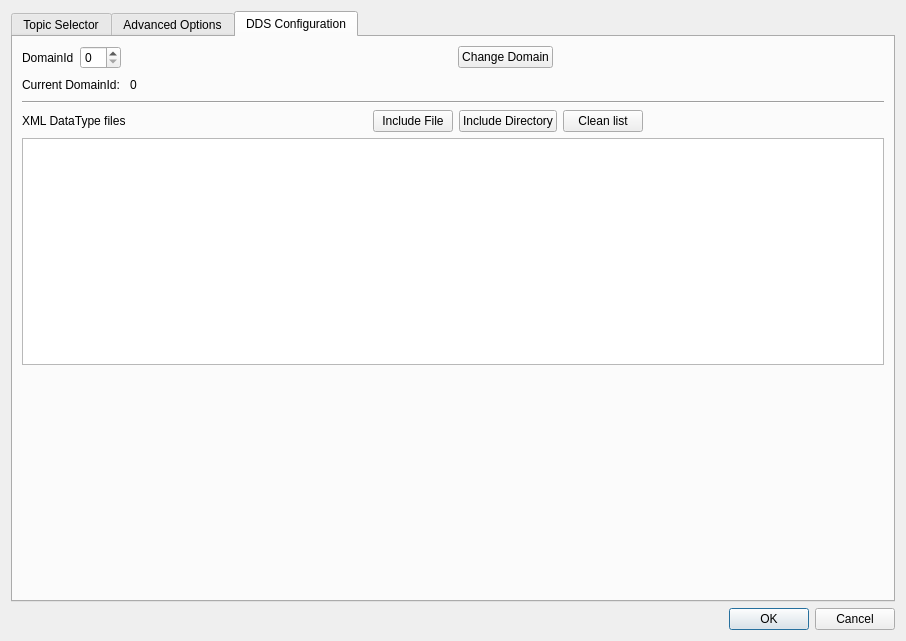
This is plugins/datastreamer_plugin/ui/topic_selection_dialog/dialogselecttopics.ui in eProsima/fastdds-visualizer-plugin as Qt 5 draws it before an edit. The edited form follows.
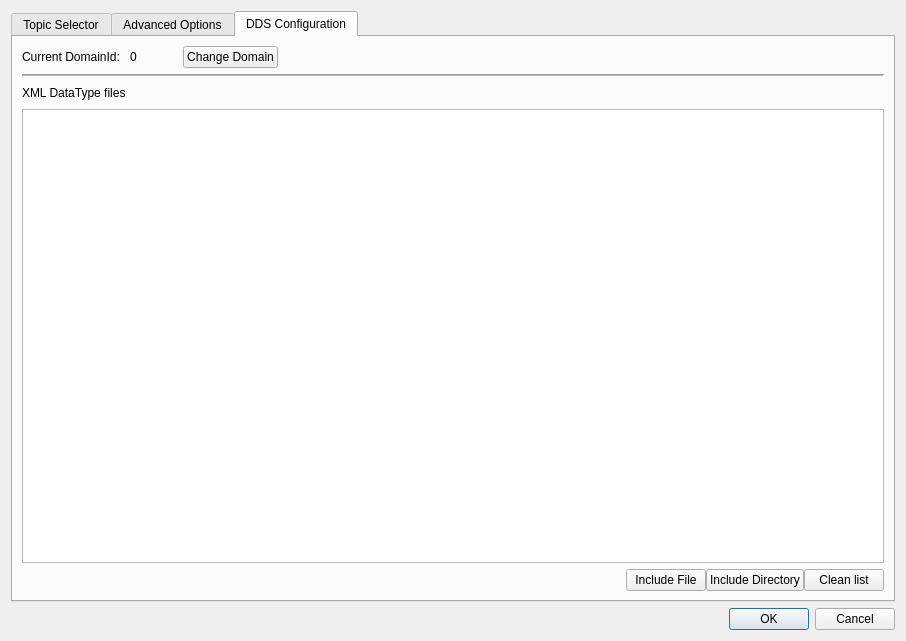
This is the edited form.

Commit message:
Refactor DomainId change user interaction (#24)
* Implement Change Domain dialog

* Use ChangeDomain new dialog in plugin

* update dialog style dds configuration

* add safety comments about using new with Qt objects

What changed in the file:
```diff
--- a/plugins/datastreamer_plugin/ui/topic_selection_dialog/dialogselecttopics.ui
+++ b/plugins/datastreamer_plugin/ui/topic_selection_dialog/dialogselecttopics.ui
@@ -284,56 +284,6 @@
          <item>
           <layout class="QHBoxLayout" name="horizontalLayout_6">
            <item>
-            <widget class="QLabel" name="label_5">
-             <property name="text">
-              <string>DomainId</string>
-             </property>
-            </widget>
-           </item>
-           <item>
-            <widget class="QSpinBox" name="domainid_spin"/>
-           </item>
-           <item>
-            <spacer name="horizontalSpacer_4">
-             <property name="orientation">
-              <enum>Qt::Horizontal</enum>
-             </property>
-             <property name="sizeHint" stdset="0">
-              <size>
-               <width>40</width>
-               <height>20</height>
-              </size>
-             </property>
-            </spacer>
-           </item>
-           <item>
-            <widget class="QPushButton" name="change_domain_button">
-             <property name="text">
-              <string>Change Domain</string>
-             </property>
-            </widget>
-           </item>
-           <item>
-            <spacer name="horizontalSpacer_5">
-             <property name="orientation">
-              <enum>Qt::Horizontal</enum>
-             </property>
-             <property name="sizeHint" stdset="0">
-              <size>
-               <width>40</width>
-               <height>20</height>
-              </size>
-             </property>
-            </spacer>
-           </item>
-          </layout>
-         </item>
-         <item>
-          <layout class="QHBoxLayout" name="horizontalLayout_8">
-           <property name="bottomMargin">
-            <number>0</number>
-           </property>
-           <item>
             <widget class="QLabel" name="label_7">
              <property name="text">
               <string>Current DomainId: </string>
@@ -348,7 +298,30 @@
             </widget>
            </item>
            <item>
-            <spacer name="horizontalSpacer_7">
+            <spacer name="horizontalSpacer_4">
+             <property name="orientation">
+              <enum>Qt::Horizontal</enum>
+             </property>
+             <property name="sizeType">
+              <enum>QSizePolicy::Preferred</enum>
+             </property>
+             <property name="sizeHint" stdset="0">
+              <size>
+               <width>40</width>
+               <height>20</height>
+              </size>
+             </property>
+            </spacer>
+           </item>
+           <item>
+            <widget class="QPushButton" name="change_domain_button">
+             <property name="text">
+              <string>Change Domain</string>
+             </property>
+            </widget>
+           </item>
+           <item>
+            <spacer name="horizontalSpacer_5">
              <property name="orientation">
               <enum>Qt::Horizontal</enum>
              </property>
@@ -364,6 +337,12 @@
          </item>
          <item>
           <widget class="Line" name="line_3">
+           <property name="frameShadow">
+            <enum>QFrame::Sunken</enum>
+           </property>
+           <property name="midLineWidth">
+            <number>1</number>
+           </property>
            <property name="orientation">
             <enum>Qt::Horizontal</enum>
            </property>
@@ -391,6 +370,32 @@
              </property>
             </spacer>
            </item>
+          </layout>
+         </item>
+         <item>
+          <widget class="QListWidget" name="xml_files_list"/>
+         </item>
+         <item>
+          <layout class="QHBoxLayout" name="horizontalLayout_11">
+           <property name="spacing">
+            <number>0</number>
+           </property>
+           <property name="bottomMargin">
+            <number>0</number>
+           </property>
+           <item>
+            <spacer name="horizontalSpacer_6">
+             <property name="orientation">
+              <enum>Qt::Horizontal</enum>
+             </property>
+             <property name="sizeHint" stdset="0">
+              <size>
+               <width>40</width>
+               <height>20</height>
+              </size>
+             </property>
+            </spacer>
+           </item>
            <item>
             <widget class="QPushButton" name="include_files_button">
              <property name="text">
@@ -412,40 +417,8 @@
              </property>
             </widget>
            </item>
-           <item>
-            <spacer name="horizontalSpacer_6">
-             <property name="orientation">
-              <enum>Qt::Horizontal</enum>
-             </property>
-             <property name="sizeHint" stdset="0">
-              <size>
-               <width>40</width>
-               <height>20</height>
-              </size>
-             </property>
-            </spacer>
-           </item>
           </layout>
          </item>
-         <item>
-          <widget class="QListWidget" name="xml_files_list"/>
-         </item>
-         <item>
-          <spacer name="verticalSpacer_2">
-           <property name="orientation">
-            <enum>Qt::Vertical</enum>
-           </property>
-           <property name="sizeType">
-            <enum>QSizePolicy::Expanding</enum>
-           </property>
-           <property name="sizeHint" stdset="0">
-            <size>
-             <width>20</width>
-             <height>40</height>
-            </size>
-           </property>
-          </spacer>
-         </item>
         </layout>
        </item>
       </layout>
```
The commit also changes 6 other files.
